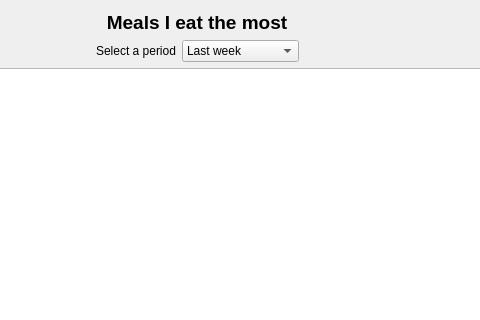
Qt form caloriestracker/ui/wdgMealsMost.ui (turulomio/caloriestracker) before a commit; both pictures show x 309 to 789 and y 0 to 320 of the 1012 by 669 pixel window.
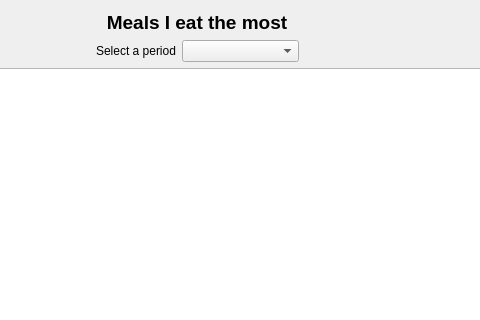
The same form after that commit. Custom widgets are drawn as their Qt base class.

Commit message: Period in wdgMealMost is loaded properly

The edit to the form file:
```diff
--- a/caloriestracker/ui/wdgMealsMost.ui
+++ b/caloriestracker/ui/wdgMealsMost.ui
@@ -55,7 +55,7 @@
        <item>
         <widget class="QComboBox" name="cmbPeriod">
          <property name="currentIndex">
-          <number>0</number>
+          <number>-1</number>
          </property>
          <property name="sizeAdjustPolicy">
           <enum>QComboBox::AdjustToContents</enum>
```
The commit also changes 2 other files.
